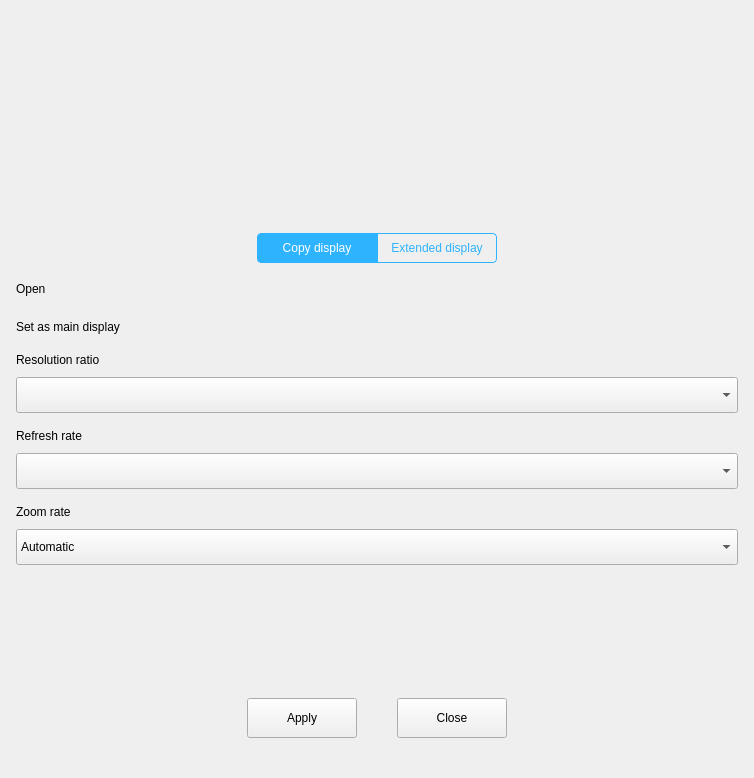
First picture: the form in plugins/display/src/display-page.ui, repository openeuler-mirror/kiran-control-panel, before the edit.
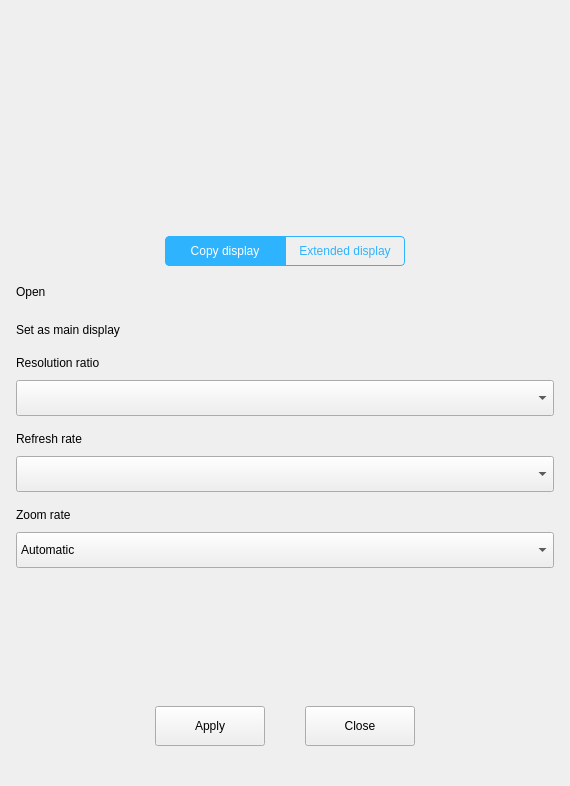
Second picture: the form after the edit. Custom widgets are drawn as their Qt base class.

Commit message:
feature(display&network):New color block in display and network setting，Display and network plugins use the new plug-in interface
- 显示和网络设置界面新增色块
  显示和网络插件使用新的插件接口

```diff
--- a/plugins/display/src/display-page.ui
+++ b/plugins/display/src/display-page.ui
@@ -6,8 +6,8 @@
    <rect>
     <x>0</x>
     <y>0</y>
-    <width>754</width>
-    <height>778</height>
+    <width>570</width>
+    <height>786</height>
    </rect>
   </property>
   <property name="windowTitle">
@@ -16,7 +16,25 @@
   <property name="styleSheet">
    <string notr="true"/>
   </property>
-  <layout class="QVBoxLayout" name="verticalLayout" stretch="3,0,6,0">
+  <layout class="QVBoxLayout" name="verticalLayout">
+   <property name="spacing">
+    <number>0</number>
+   </property>
+   <property name="leftMargin">
+    <number>0</number>
+   </property>
+   <property name="topMargin">
+    <number>0</number>
+   </property>
+   <property name="rightMargin">
+    <number>0</number>
+   </property>
+   <property name="bottomMargin">
+    <number>0</number>
+   </property>
+   <item>
+    <widget class="KiranColorBlock" name="contentWidget" native="true">
+     <layout class="QVBoxLayout" name="verticalLayout_11" stretch="3,0,6,0">
    <property name="spacing">
     <number>16</number>
    </property>
@@ -209,8 +227,8 @@
        <rect>
         <x>0</x>
         <y>0</y>
-        <width>722</width>
-        <height>401</height>
+           <width>538</width>
+           <height>406</height>
        </rect>
       </property>
       <property name="sizePolicy">
@@ -762,6 +780,9 @@
    </item>
   </layout>
  </widget>
+   </item>
+  </layout>
+ </widget>
  <layoutdefault spacing="6" margin="11"/>
  <customwidgets>
   <customwidget>
@@ -776,6 +797,12 @@
    <header location="global">device-panel.h</header>
    <container>1</container>
   </customwidget>
+  <customwidget>
+   <class>KiranColorBlock</class>
+   <extends>QWidget</extends>
+   <header location="global">kiran-color-block.h</header>
+   <container>1</container>
+  </customwidget>
  </customwidgets>
  <resources/>
  <connections/>
```
Lines whose indentation alone changed are shown as unchanged. The commit also changes 20 other files.
